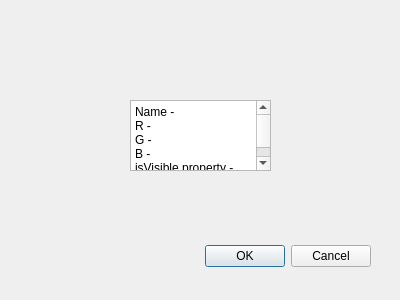
ryderjbt/2023_20466053, file Worksheet_6/Worksheet6_Exercise1_Qt/optiondialog.ui: the form before one commit.
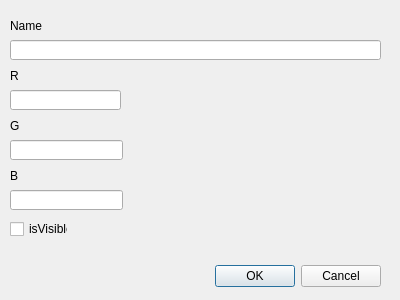
The form after the commit.

Diff of the .ui file:
```diff
--- a/Worksheet_6/Worksheet6_Exercise1_Qt/optiondialog.ui
+++ b/Worksheet_6/Worksheet6_Exercise1_Qt/optiondialog.ui
@@ -16,8 +16,8 @@
   <widget class="QDialogButtonBox" name="buttonBox">
    <property name="geometry">
     <rect>
-     <x>30</x>
-     <y>240</y>
+     <x>40</x>
+     <y>260</y>
      <width>341</width>
      <height>32</height>
     </rect>
@@ -29,21 +29,112 @@
     <set>QDialogButtonBox::Cancel|QDialogButtonBox::Ok</set>
    </property>
   </widget>
-  <widget class="QPlainTextEdit" name="plainTextEdit">
+  <widget class="QCheckBox" name="checkBox">
    <property name="geometry">
     <rect>
-     <x>130</x>
-     <y>100</y>
-     <width>141</width>
-     <height>71</height>
+     <x>10</x>
+     <y>220</y>
+     <width>58</width>
+     <height>18</height>
     </rect>
    </property>
-   <property name="plainText">
-    <string>Name - 
-R - 
-G - 
-B - 
-isVisible property - </string>
+   <property name="text">
+    <string>isVisible </string>
+   </property>
+  </widget>
+  <widget class="QLineEdit" name="lineEdit">
+   <property name="geometry">
+    <rect>
+     <x>10</x>
+     <y>40</y>
+     <width>371</width>
+     <height>20</height>
+    </rect>
+   </property>
+  </widget>
+  <widget class="QLineEdit" name="lineEdit_2">
+   <property name="geometry">
+    <rect>
+     <x>10</x>
+     <y>90</y>
+     <width>111</width>
+     <height>20</height>
+    </rect>
+   </property>
+   <property name="text">
+    <string/>
+   </property>
+  </widget>
+  <widget class="QLineEdit" name="lineEdit_3">
+   <property name="geometry">
+    <rect>
+     <x>10</x>
+     <y>140</y>
+     <width>113</width>
+     <height>20</height>
+    </rect>
+   </property>
+  </widget>
+  <widget class="QLineEdit" name="lineEdit_4">
+   <property name="geometry">
+    <rect>
+     <x>10</x>
+     <y>190</y>
+     <width>113</width>
+     <height>20</height>
+    </rect>
+   </property>
+  </widget>
+  <widget class="QLabel" name="label">
+   <property name="geometry">
+    <rect>
+     <x>10</x>
+     <y>20</y>
+     <width>37</width>
+     <height>12</height>
+    </rect>
+   </property>
+   <property name="text">
+    <string>Name</string>
+   </property>
+  </widget>
+  <widget class="QLabel" name="label_2">
+   <property name="geometry">
+    <rect>
+     <x>10</x>
+     <y>70</y>
+     <width>37</width>
+     <height>12</height>
+    </rect>
+   </property>
+   <property name="text">
+    <string>R</string>
+   </property>
+  </widget>
+  <widget class="QLabel" name="label_3">
+   <property name="geometry">
+    <rect>
+     <x>10</x>
+     <y>120</y>
+     <width>37</width>
+     <height>12</height>
+    </rect>
+   </property>
+   <property name="text">
+    <string>G</string>
+   </property>
+  </widget>
+  <widget class="QLabel" name="label_4">
+   <property name="geometry">
+    <rect>
+     <x>10</x>
+     <y>170</y>
+     <width>37</width>
+     <height>12</height>
+    </rect>
+   </property>
+   <property name="text">
+    <string>B</string>
    </property>
   </widget>
  </widget>
```
